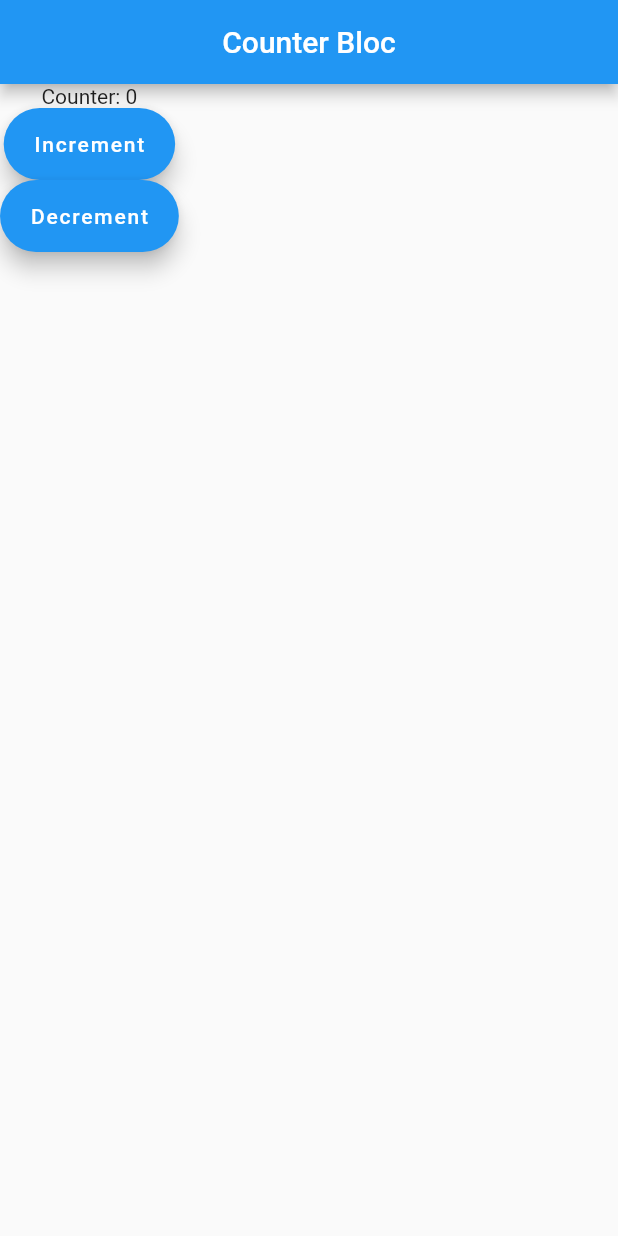
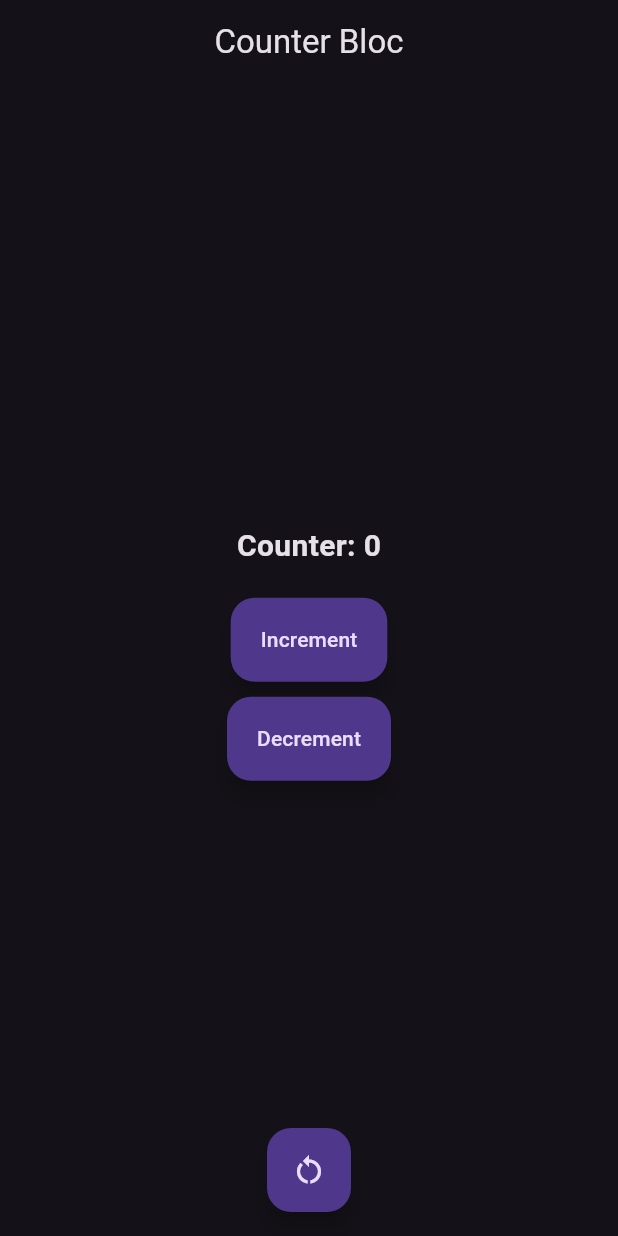
Before and after one commit to Jhon-Giraldo/bloc_architecture, a Flutter app: the screen it shows after launch, after a tap on "Increment", after a tap on "Decrement", on a phone screen of 412 x 824 dp. Run offline on Flutter 3.47's test engine with Material 2 defaults, Android fonts, the phone set to English and light mode, and no system bars.

Commit message:
Fixing some things

```diff
--- /dev/null
+++ b/lib/blocs/counter_bloc.dart
@@ -0,0 +1,30 @@
+import 'dart:async';
+
+import '../models/counter.dart';
+
+class CounterBloc {
+  final _counter = Counter();
+  final _counterController = StreamController<int>();
+
+  Stream<int> get counter => _counterController.stream;
+  int get count => _counter.count;
+
+  void increment() {
+    _counter.increment();
+    _counterController.sink.add(_counter.count);
+  }
+
+  void decrement() {
+    _counter.decrement();
+    _counterController.sink.add(_counter.count);
+  }
+
+  void resetCounter() {
+    _counter.resetCounter();
+    _counterController.sink.add(_counter.count);
+  }
+
+  void dispose() {
+    _counterController.close();
+  }
+}
--- a/lib/counter_bloc.dart
+++ /dev/null
@@ -1,20 +0,0 @@
-import 'dart:async';
-
-class CounterBloc {
-  int _counter = 0;
-  final _counterController = StreamController<int>();
-  Stream<int> get counterStream => _counterController.stream;
-  void incrementCounter() {
-    _counter++;
-    _counterController.sink.add(_counter);
-  }
-
-  void decrementCounter() {
-    _counter--;
-    _counterController.sink.add(_counter);
-  }
-
-  void dispose() {
-    _counterController.close();
-  }
-}
--- a/lib/counter_screen.dart
+++ /dev/null
@@ -1,37 +0,0 @@
-import 'package:flutter/material.dart';
-
-import 'counter_bloc.dart';
-
-class CounterScreen extends StatelessWidget {
-  final _bloc = CounterBloc();
-
-  CounterScreen({super.key});
-  @override
-  Widget build(BuildContext context) {
-    return StreamBuilder<int>(
-      stream: _bloc.counterStream,
-      initialData: 0,
-      builder: (context, snapshot) {
-        return Scaffold(
-          appBar: AppBar(
-            centerTitle: true,
-            title: const Text('Counter Bloc'),
-          ),
-          body: Column(
-            children: <Widget>[
-              Text('Counter: ${snapshot.data}'),
-              FloatingActionButton.extended(
-                onPressed: _bloc.incrementCounter,
-                label: const Text('Increment'),
-              ),
-              FloatingActionButton.extended(
-                onPressed: _bloc.decrementCounter,
-                label: const Text('Decrement'),
-              ),
-            ],
-          ),
-        );
-      },
-    );
-  }
-}
--- a/lib/main.dart
+++ b/lib/main.dart
@@ -1,14 +1,9 @@
 import 'package:flutter/material.dart';
 
-import 'counter_screen.dart';
+import 'my_app.dart';
 
-void main() => runApp(const MyApp());
-
-class MyApp extends StatelessWidget {
-  const MyApp({super.key});
-
-  @override
-  Widget build(BuildContext context) {
-    return MaterialApp(title: 'Material App', home: CounterScreen());
-  }
+void main() {
+  runApp(
+    const MyApp(),
+  );
 }
--- /dev/null
+++ b/lib/models/counter.dart
@@ -0,0 +1,17 @@
+class Counter {
+  int _count = 0;
+
+  int get count => _count;
+
+  void increment() {
+    _count++;
+  }
+
+  void decrement() {
+    _count--;
+  }
+
+  void resetCounter() {
+    _count = Counter()._count;
+  }
+}
--- /dev/null
+++ b/lib/my_app.dart
@@ -0,0 +1,19 @@
+import 'package:flutter/material.dart';
+
+import 'screens/home_screen.dart';
+
+class MyApp extends StatelessWidget {
+  const MyApp({super.key});
+
+  @override
+  Widget build(BuildContext context) {
+    return MaterialApp(
+      debugShowCheckedModeBanner: false,
+      title: 'Bloc Architecture',
+      home: HomeScreen(),
+      theme: ThemeData.dark(
+        useMaterial3: true,
+      ),
+    );
+  }
+}
--- /dev/null
+++ b/lib/screens/home_screen.dart
@@ -0,0 +1,67 @@
+import 'package:flutter/material.dart';
+
+import '../blocs/counter_bloc.dart';
+
+class HomeScreen extends StatefulWidget {
+  const HomeScreen({super.key});
+
+  @override
+  State<HomeScreen> createState() => _HomeScreenState();
+}
+
+class _HomeScreenState extends State<HomeScreen> {
+  final _counterBloc = CounterBloc();
+
+  @override
+  void dispose() {
+    _counterBloc.dispose();
+    super.dispose();
+  }
+
+  @override
+  Widget build(BuildContext context) {
+    return Scaffold(
+      appBar: AppBar(
+        centerTitle: true,
+        title: const Text('Counter Bloc'),
+      ),
+      body: StreamBuilder<int>(
+        stream: _counterBloc.counter,
+        initialData: _counterBloc.count,
+        builder: (BuildContext context, AsyncSnapshot<int> snapshot) {
+          return Column(
+            mainAxisAlignment: MainAxisAlignment.center,
+            children: <Widget>[
+              Container(),
+              Text(
+                'Counter: ${snapshot.data}',
+                style:
+                    const TextStyle(fontSize: 20, fontWeight: FontWeight.bold),
+              ),
+              const SizedBox(height: 20),
+              FloatingActionButton.extended(
+                label: const Text('Increment'),
+                onPressed: _counterBloc.increment,
+              ),
+              const SizedBox(
+                height: 10,
+              ),
+              FloatingActionButton.extended(
+                label: const Text('Decrement'),
+                onPressed: _counterBloc.decrement,
+              ),
+              const SizedBox(
+                height: 10,
+              ),
+            ],
+          );
+        },
+      ),
+      floatingActionButton: FloatingActionButton(
+        onPressed: _counterBloc.resetCounter,
+        child: const Icon(Icons.restart_alt),
+      ),
+      floatingActionButtonLocation: FloatingActionButtonLocation.centerFloat,
+    );
+  }
+}
```
Also changed, not shown: 1 other file.
